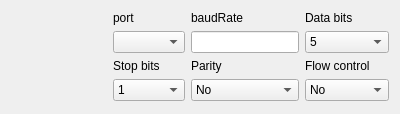
Before: the Qt Designer form serialscanner.ui in Enem-20/CGS, drawn with Qt 5.
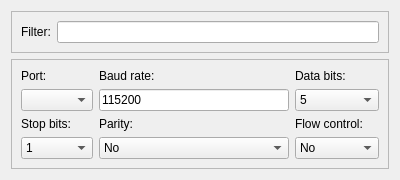
After: the same form once the commit is applied.

Commit message: updated serial scanner

The edit to the form file:
```diff
--- a/serialscanner.ui
+++ b/serialscanner.ui
@@ -7,27 +7,51 @@
     <x>0</x>
     <y>0</y>
     <width>400</width>
-    <height>114</height>
+    <height>176</height>
    </rect>
   </property>
   <property name="windowTitle">
    <string>Form</string>
   </property>
   <layout class="QGridLayout" name="gridLayout">
-   <item row="3" column="0">
-    <spacer name="horizontalSpacer">
-     <property name="orientation">
-      <enum>Qt::Orientation::Horizontal</enum>
+   <item row="1" column="0">
+    <widget class="QFrame" name="frame">
+     <property name="frameShape">
+      <enum>QFrame::Shape::StyledPanel</enum>
      </property>
-     <property name="sizeHint" stdset="0">
-      <size>
-       <width>40</width>
-       <height>20</height>
-      </size>
+     <property name="frameShadow">
+      <enum>QFrame::Shadow::Raised</enum>
      </property>
-    </spacer>
-   </item>
-   <item row="1" column="3">
+     <layout class="QGridLayout" name="gridLayout_2">
+      <item row="0" column="0">
+       <widget class="QLabel" name="label">
+        <property name="text">
+         <string>Port:</string>
+        </property>
+       </widget>
+      </item>
+      <item row="0" column="1">
+       <widget class="QLabel" name="label_2">
+        <property name="text">
+         <string>Baud rate:</string>
+        </property>
+       </widget>
+      </item>
+      <item row="0" column="2">
+       <widget class="QLabel" name="label_3">
+        <property name="text">
+         <string>Data bits:</string>
+        </property>
+       </widget>
+      </item>
+      <item row="1" column="0">
+       <widget class="QComboBox" name="serial">
+        <property name="sizeAdjustPolicy">
+         <enum>QComboBox::SizeAdjustPolicy::AdjustToContents</enum>
+        </property>
+       </widget>
+      </item>
+      <item row="1" column="1">
     <widget class="QLineEdit" name="baudrate">
      <property name="sizePolicy">
       <sizepolicy hsizetype="Preferred" vsizetype="Fixed">
@@ -35,9 +59,63 @@
        <verstretch>0</verstretch>
       </sizepolicy>
      </property>
-    </widget>
-   </item>
-   <item row="3" column="1">
+        <property name="inputMask">
+         <string/>
+        </property>
+        <property name="text">
+         <string>115200</string>
+        </property>
+       </widget>
+      </item>
+      <item row="1" column="2">
+       <widget class="QComboBox" name="dataBits">
+        <property name="currentText">
+         <string>8</string>
+        </property>
+        <item>
+         <property name="text">
+          <string>5</string>
+         </property>
+        </item>
+        <item>
+         <property name="text">
+          <string>6</string>
+         </property>
+        </item>
+        <item>
+         <property name="text">
+          <string>7</string>
+         </property>
+        </item>
+        <item>
+         <property name="text">
+          <string>8</string>
+         </property>
+        </item>
+       </widget>
+      </item>
+      <item row="2" column="0">
+       <widget class="QLabel" name="label_4">
+        <property name="text">
+         <string>Stop bits:</string>
+        </property>
+       </widget>
+      </item>
+      <item row="2" column="1">
+       <widget class="QLabel" name="label_5">
+        <property name="text">
+         <string>Parity:</string>
+        </property>
+       </widget>
+      </item>
+      <item row="2" column="2">
+       <widget class="QLabel" name="label_6">
+        <property name="text">
+         <string>Flow control:</string>
+        </property>
+       </widget>
+      </item>
+      <item row="3" column="0">
     <widget class="QComboBox" name="stopBits">
      <item>
       <property name="text">
@@ -56,39 +134,7 @@
      </item>
     </widget>
    </item>
-   <item row="3" column="4">
-    <widget class="QComboBox" name="flowControl">
-     <item>
-      <property name="text">
-       <string>No</string>
-      </property>
-     </item>
-     <item>
-      <property name="text">
-       <string>Hardware</string>
-      </property>
-     </item>
-     <item>
-      <property name="text">
-       <string>Software</string>
-      </property>
-     </item>
-    </widget>
-   </item>
-   <item row="4" column="3">
-    <spacer name="verticalSpacer">
-     <property name="orientation">
-      <enum>Qt::Orientation::Vertical</enum>
-     </property>
-     <property name="sizeHint" stdset="0">
-      <size>
-       <width>20</width>
-       <height>40</height>
-      </size>
-     </property>
-    </spacer>
-   </item>
-   <item row="3" column="3">
+      <item row="3" column="1">
     <widget class="QComboBox" name="parity">
      <property name="sizePolicy">
       <sizepolicy hsizetype="Expanding" vsizetype="Fixed">
@@ -123,73 +169,48 @@
      </item>
     </widget>
    </item>
-   <item row="1" column="4">
-    <widget class="QComboBox" name="dataBits">
+      <item row="3" column="2">
+       <widget class="QComboBox" name="flowControl">
      <item>
       <property name="text">
-       <string>5</string>
+          <string>No</string>
       </property>
      </item>
      <item>
       <property name="text">
-       <string>6</string>
+          <string>Hardware</string>
       </property>
      </item>
      <item>
       <property name="text">
-       <string>7</string>
-      </property>
-     </item>
-     <item>
-      <property name="text">
-       <string>8</string>
-      </property>
-     </item>
-    </widget>
-   </item>
-   <item row="1" column="1">
-    <widget class="QComboBox" name="serial"/>
-   </item>
-   <item row="0" column="1">
-    <widget class="QLabel" name="label">
-     <property name="text">
-      <string>port</string>
-     </property>
+          <string>Software</string>
+         </property>
+        </item>
+       </widget>
+      </item>
+     </layout>
     </widget>
    </item>
-   <item row="0" column="3">
-    <widget class="QLabel" name="label_2">
-     <property name="text">
-      <string>baudRate</string>
+   <item row="0" column="0">
+    <widget class="QFrame" name="frame_2">
+     <property name="frameShape">
+      <enum>QFrame::Shape::StyledPanel</enum>
      </property>
-    </widget>
-   </item>
-   <item row="0" column="4">
-    <widget class="QLabel" name="label_3">
-     <property name="text">
-      <string>Data bits</string>
+     <property name="frameShadow">
+      <enum>QFrame::Shadow::Raised</enum>
      </property>
-    </widget>
-   </item>
-   <item row="2" column="1">
-    <widget class="QLabel" name="label_4">
+     <layout class="QHBoxLayout" name="horizontalLayout">
+      <item>
+       <widget class="QLabel" name="label_7">
      <property name="text">
-      <string>Stop bits</string>
+         <string>Filter:</string>
      </property>
     </widget>
    </item>
-   <item row="2" column="3">
-    <widget class="QLabel" name="label_5">
-     <property name="text">
-      <string>Parity</string>
-     </property>
-    </widget>
-   </item>
-   <item row="2" column="4">
-    <widget class="QLabel" name="label_6">
-     <property name="text">
-      <string>Flow control</string>
-     </property>
+      <item>
+       <widget class="QLineEdit" name="filter"/>
+      </item>
+     </layout>
     </widget>
    </item>
   </layout>
```
Lines whose indentation alone changed are shown as unchanged. The commit also changes 3 other files.
